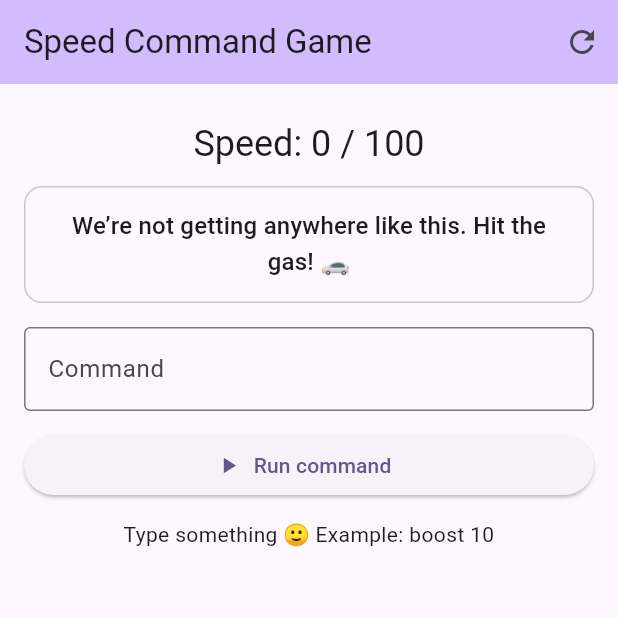
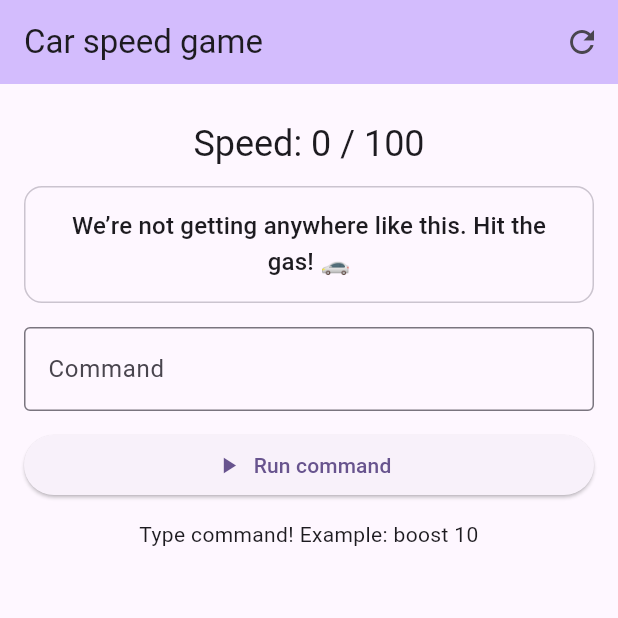
Before and after one commit to RomanNovachok/mobile_flutter_labs, a Flutter app: the screen it shows after launch, after a tap on "Run command", on a phone screen of 412 x 824 dp, the top half of it. Run offline on Flutter 3.47's test engine with Material 3 defaults, Android fonts, the phone set to English and light mode, and no system bars.

Commit message:
common fix

```diff
--- a/lib/main.dart
+++ b/lib/main.dart
@@ -10,12 +10,12 @@ class MyApp extends StatelessWidget {
   @override
   Widget build(BuildContext context) {
     return MaterialApp(
-      title: 'Speed Command Game',
+      title: 'Car speed game',
       theme: ThemeData(
         colorScheme: ColorScheme.fromSeed(seedColor: Colors.deepPurple),
         useMaterial3: true,
       ),
-      home: const SpeedGamePage(title: 'Speed Command Game'),
+      home: const SpeedGamePage(title: 'Car speed game'),
     );
   }
 }
@@ -57,7 +57,7 @@ class _SpeedGamePageState extends State<SpeedGamePage> {
     final raw = _controller.text.trim();
     if (raw.isEmpty) {
       setState(() {
-        _status = 'Type something 🙂 Example: boost 10';
+        _status = 'Type command! Example: boost 10';
       });
       return;
     }
@@ -105,7 +105,7 @@ class _SpeedGamePageState extends State<SpeedGamePage> {
           return;
         }
         _setSpeed(value);
-        _setOk('Speed set to $value (clamped to 0..100).');
+        _setOk('Speed set to $value.');
         break;
 
       case 'stop':
```
